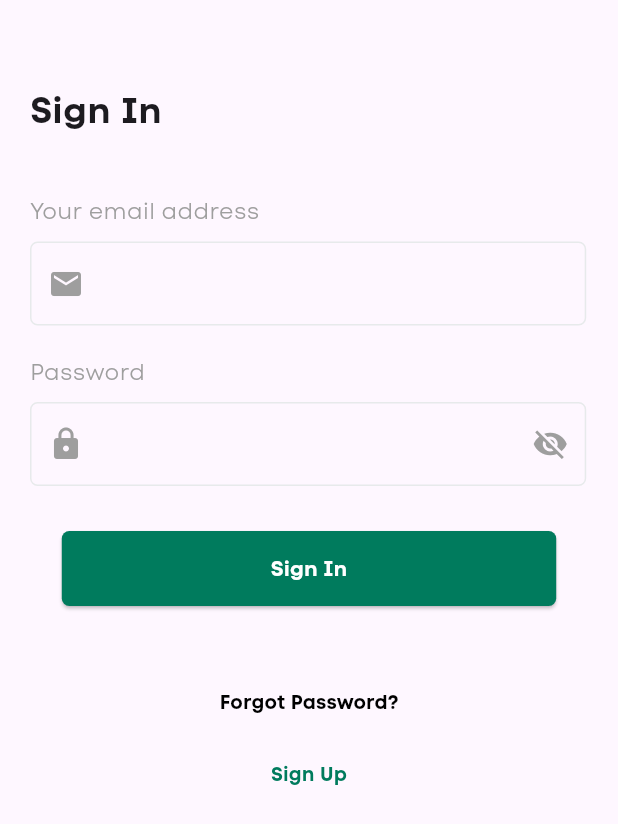
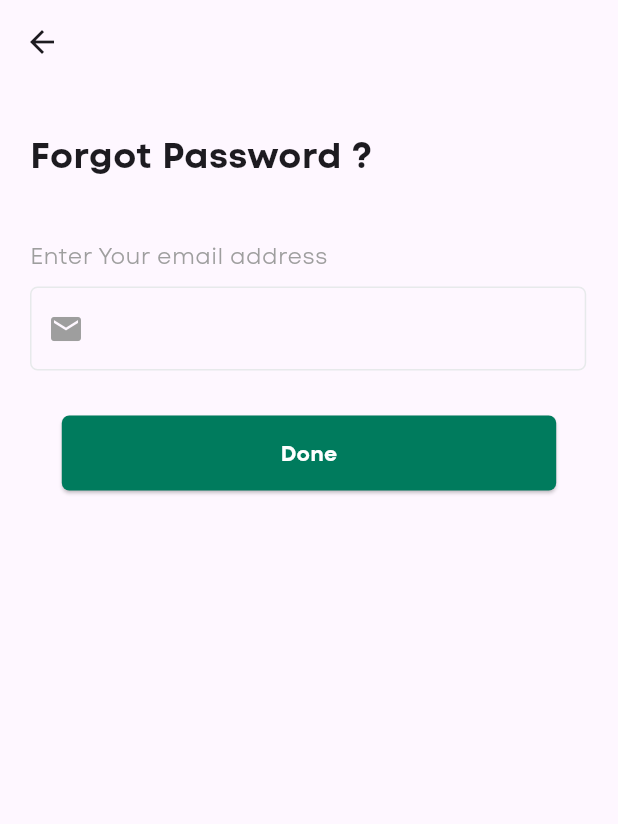
Before and after one commit to Priyanshg0211/ios-appointment-app, a Flutter app: the SignIn screen opened directly, after a tap on "Forgot Password?", on a phone screen of 412 x 824 dp. Shown: the top 824 px of the screen. Run offline on Flutter 3.47's test engine with Material 3 defaults, Android fonts, the phone set to English and light mode, and no system bars.

Commit message:
Created UI of forgot Password page

```diff
--- /dev/null
+++ b/lib/Screens/Registration/ForgotPassword.dart
@@ -0,0 +1,113 @@
+import 'package:flutter/material.dart';
+
+class ForgotPassword extends StatefulWidget {
+  const ForgotPassword({super.key});
+
+  @override
+  State<ForgotPassword> createState() => _ForgotPasswordState();
+}
+
+class _ForgotPasswordState extends State<ForgotPassword> {
+  TextEditingController _emailController = TextEditingController();
+  @override
+  Widget build(BuildContext context) {
+    return Scaffold(
+      appBar: AppBar(
+        backgroundColor: Colors.transparent,
+      ),
+      body: SingleChildScrollView(
+        child: Column(
+          crossAxisAlignment: CrossAxisAlignment.start,
+          children: [
+            Padding(
+              padding: EdgeInsets.only(left: 20,top: 30),
+              child: Text(
+                'Forgot Password ?',
+                style: TextStyle(
+                  fontFamily: 'Codenextbold',
+                  fontSize: 24,
+                ),
+              ),
+            ),
+            SizedBox(
+              height: 40,
+            ),
+            Padding(
+              padding: EdgeInsets.only(left: 20),
+              child: Text(
+                'Enter Your email address',
+                style: TextStyle(
+                    fontFamily: 'Codenext', color: Colors.grey, fontSize: 15),
+              ),
+            ),
+            SizedBox(
+              height: 10,
+            ),
+            Padding(
+              padding: EdgeInsets.only(left: 20),
+              child: Container(
+                width: MediaQuery.sizeOf(context).width * 0.9,
+                child: TextFormField(
+                  controller: _emailController,
+                  cursorColor: Color(0xff007B5D),
+                  decoration: InputDecoration(
+                    prefixIcon: Icon(
+                      Icons.email,
+                      color: Colors.grey,
+                    ),
+                    border: InputBorder.none, // Remove underline
+                    enabledBorder: OutlineInputBorder(
+                      borderSide: BorderSide(color: Color(0xffE7EAEB)),
+                      borderRadius: BorderRadius.circular(5),
+                    ),
+                    focusedBorder: OutlineInputBorder(
+                      borderSide: BorderSide(color: Color(0xffE7EAEB)),
+                    ),
+                  ),
+                  keyboardType: TextInputType.emailAddress,
+                  validator: (value) {
+                    if (value == null || value.isEmpty) {
+                      return 'Please enter your email';
+                    }
+                    if (!value.contains('@')) {
+                      return 'Please enter a valid email';
+                    }
+                    return null;
+                  },
+                ),
+              ),
+            ),
+            SizedBox(
+              height: 30,
+            ),
+            Center(
+              child: Container(
+                height: 50,
+                width: MediaQuery.sizeOf(context).width * 0.8,
+                child: ElevatedButton(
+                  style: ElevatedButton.styleFrom(
+                    backgroundColor: Color(0xff007B5D),
+                    shape: RoundedRectangleBorder(
+                      borderRadius: BorderRadius.circular(5),
+                    ),
+                  ),
+                  onPressed: () {
+                    print("The Button is Pressed");
+                  },
+                  child: Text(
+                    'Done',
+                    style: TextStyle(
+                      fontFamily: 'Codenextbold',
+                      fontWeight: FontWeight.bold,
+                      color: Colors.white,
+                    ),
+                  ),
+                ),
+              ),
+            ),
+          ],
+        ),
+      ),
+    );
+  }
+}
--- a/lib/Screens/Registration/SignIn.dart
+++ b/lib/Screens/Registration/SignIn.dart
@@ -1,3 +1,4 @@
+import 'package:appointment_app/Screens/Registration/ForgotPassword.dart';
 import 'package:appointment_app/Screens/Registration/SignUp.dart';
 import 'package:flutter/material.dart';
 
@@ -168,7 +169,10 @@
                   top: 30,
                 ),
                 child: TextButton(
-                  onPressed: () {},
+                  onPressed: () {
+                     Navigator.push(context,
+                        MaterialPageRoute(builder: (context) => ForgotPassword()));
+                  },
                   child: Text(
                     'Forgot Password?',
                     style: TextStyle(
```
